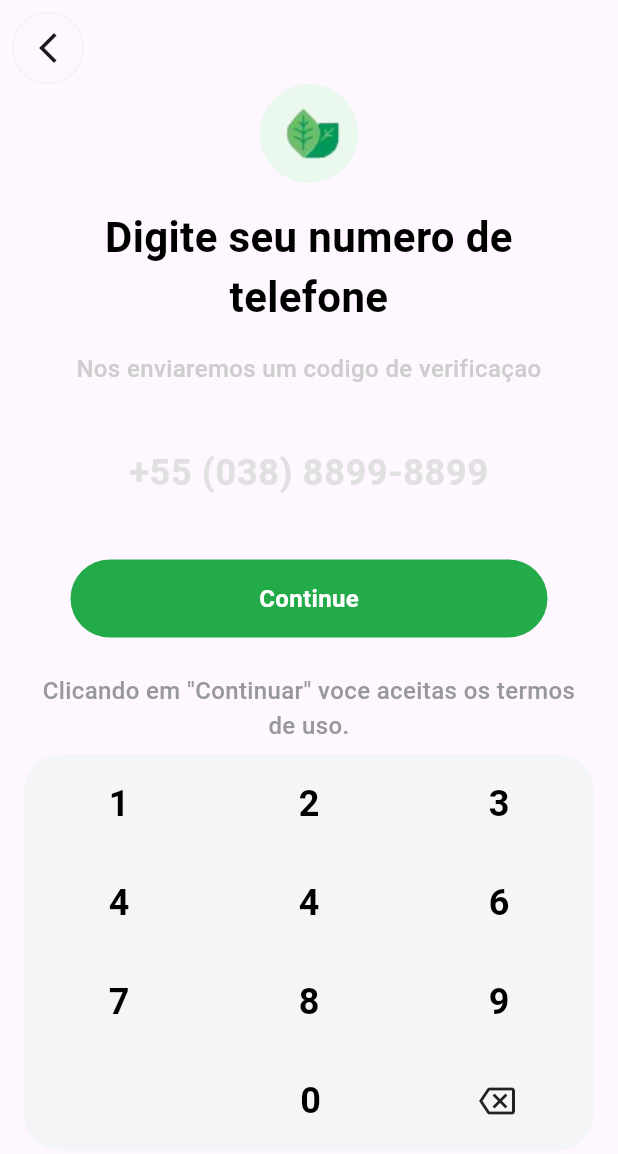
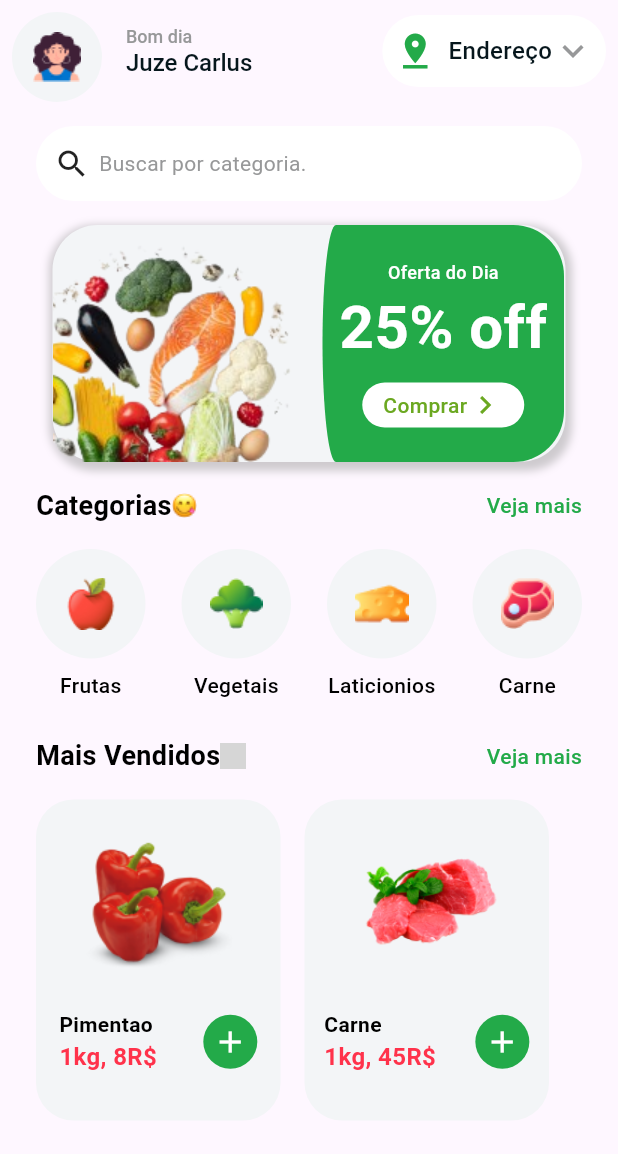
Before and after one commit to FarkoMoot/app-flutter-vegetais-delivery, a Flutter app: the screen it shows after launch, on a phone screen of 412 x 824 dp. Shown: the top 1154 px of the screen. Run offline on Flutter 3.47's test engine with Material 3 defaults, Android fonts, the light colour scheme and no system bars; grey boxes are pictures that could not be loaded.

Commit message:
home screen added

```diff
--- a/lib/main.dart
+++ b/lib/main.dart
@@ -2,11 +2,16 @@ import 'dart:ui';
 
 import 'package:flutter/material.dart';
 import 'package:flutter/services.dart';
+import 'package:projeto_frutas/src/home_screen.dart';
 
-//screens
+//Screens
 import 'package:projeto_frutas/src/splash_screen.dart';
 import 'package:projeto_frutas/src/intro_screen.dart';
 import 'package:projeto_frutas/src/login_sreen.dart';
+
+//Widgets
+import 'package:projeto_frutas/src/Widget/box_sell.dart';
+
 
 void main() {
   runApp(const MyApp());
@@ -24,7 +29,7 @@ class MyApp extends StatelessWidget {
         colorScheme: ColorScheme.fromSeed(seedColor: Colors.deepPurple),
         useMaterial3: true,
       ),
-      home: const LoginScreen(),
+      home: const HomeScreen(),
     );
   }
 }
--- /dev/null
+++ b/lib/src/Widget/box_sell.dart
@@ -0,0 +1,83 @@
+import 'package:flutter/material.dart';
+
+
+class BoxSell extends StatelessWidget  {
+  const BoxSell({
+    super.key,
+    required this.product,
+    required this.price,
+    required this.img,
+  });
+
+  final String product;
+  final String price;
+  final AssetImage img;
+
+  @override
+  Widget build(BuildContext context ){
+    return Container(
+      width: 163,
+      height: 214,
+      decoration: BoxDecoration(
+        color: const Color(0xffF3F5F7),
+        borderRadius: BorderRadius.circular(25),
+      ),
+      child: Column(
+        children: [
+          Container(
+            height: 140,
+            child: Center(
+              child: Image(
+                height: 110,
+                width: 100,
+                image: img,
+              ),
+            ),
+          ),
+          Container(
+            child: Row(
+              mainAxisSize: MainAxisSize.max,
+              mainAxisAlignment: MainAxisAlignment.spaceAround,
+              children: [
+                Column(
+                  mainAxisAlignment: MainAxisAlignment.center,
+                  crossAxisAlignment: CrossAxisAlignment.start,
+                  children:[
+                      Text(
+                        '$product',
+                        style: const TextStyle(
+                          fontSize: 14,
+                          fontWeight: FontWeight.bold,
+                          color: Colors.black,
+                        ),
+                      ),
+                      Text(
+                        '1kg, ${price}R\$',
+                        style: const TextStyle(
+                          fontSize: 16,
+                          fontWeight: FontWeight.bold,
+                          color: Color(0xffFF324B),
+                        ),
+                      ),
+                    ]
+                ),
+                Container(
+                  width: 36,
+                  height: 36,
+                  decoration: BoxDecoration(
+                    color: const Color(0xff23AA49),
+                    borderRadius: BorderRadius.circular(20)
+                  ),
+                  child: const Icon(
+                    Icons.add,
+                    color: Color(0xffffffff),
+                  ),
+                ),
+              ],
+            )
+          ),
+        ]
+      ),
+    );
+  }
+}
--- /dev/null
+++ b/lib/src/home_screen.dart
@@ -0,0 +1,365 @@
+import 'package:flutter/material.dart';
+import 'package:projeto_frutas/src/Widget/box_sell.dart';
+
+
+class HomeScreen extends StatelessWidget {
+  const HomeScreen({super.key});
+
+  @override
+  Widget build(BuildContext context) {
+
+    return Scaffold(
+
+      appBar: AppBar(
+        leadingWidth: 68,
+        toolbarHeight: 68,
+        leading:Padding(
+          padding: const EdgeInsets.fromLTRB(8, 8, 0, 0),
+          child: Container(
+              decoration: BoxDecoration(
+                color: const Color(0xffF3F5F7),
+                borderRadius: BorderRadius.circular(44),
+
+              ),
+              child: const Image(
+                image: AssetImage('images/home_screen/people.png'),
+              ),
+            ),
+        ),
+        title: const Column(
+          mainAxisAlignment: MainAxisAlignment.center,
+          crossAxisAlignment: CrossAxisAlignment.start,
+          children: [
+            Text(
+              'Bom dia',
+              style: TextStyle(
+                fontSize: 12,
+                fontWeight: FontWeight.w500,
+                color:  Color(0xff979899),
+              ),
+            ),
+            Text(
+              'Juze Carlus',
+              style: TextStyle(
+                fontSize: 16,
+                fontWeight: FontWeight.w500,
+                color: Color(0xff06161C),
+              ),
+            ),
+          ],
+        ),
+        actions: [
+          Padding(
+            padding: const EdgeInsets.fromLTRB(0, 0, 8, 0),
+            child: Container(
+              height: 48,
+              decoration: BoxDecoration(
+                borderRadius: BorderRadius.circular(48),
+                color: const Color(0xffffffff),
+
+              ),
+              child: const Padding(
+                padding: EdgeInsets.fromLTRB(8, 0, 8, 0),
+                child: Row(
+                  children: [
+                    Icon(
+                      Icons.pin_drop,
+                      color: Color(0xff23AA49),
+                      size: 28,
+                    ),
+                    SizedBox(width: 8,),
+                    Text(
+                      'Endereço',
+                      style: TextStyle(
+                        fontSize: 16,
+                        fontWeight: FontWeight.w500,
+                        color: Color(0xff06161C),
+                      ),
+                    ),
+                    Icon(
+                      Icons.keyboard_arrow_down,
+                      color: Color(0xff979899),
+                      size: 28,
+                    )
+                  ],
+                ),
+              ),
+            ),
+          )
+        ],
+      ),
+      body: Column(
+        children: <Widget>[
+          const SizedBox(height: 16,),
+          Padding(
+            padding: const EdgeInsets.fromLTRB(24, 0, 24, 0),
+            child: Container(
+              width: double.infinity,
+              height: 50,
+              decoration: BoxDecoration(
+                color: const Color(0xffffffff),
+                borderRadius: BorderRadius.circular(25),
+              ),
+              child: const Row(
+                children: [
+                  const SizedBox(width: 12,),
+                  Icon(
+                    Icons.search,
+                  ),
+                  SizedBox(width: 6,),
+                  Text(
+                    'Buscar por categoria.',
+                    style: TextStyle(
+                      fontSize: 14,
+                      fontWeight: FontWeight.w400,
+                      color: Color(0xff979899),
+                    ),
+                  )
+                ]
+              ),
+            ),
+          ),
+          const SizedBox(height: 16),
+          Container(
+            width: 342,
+            height: 158,
+
+            decoration: BoxDecoration(
+              color: const Color(0xffF3F5F7),
+              borderRadius: BorderRadius.circular(30),
+              boxShadow: [
+                BoxShadow(
+                  color: Colors.grey.withOpacity(0.5),
+                  spreadRadius: 3,
+                  blurRadius: 4,
+                  offset: const Offset(1,3),
+                )
+              ],
+            ),
+            child: Row(
+              mainAxisSize: MainAxisSize.max,
+              children:[
+                const Image(
+                  fit: BoxFit.cover,
+                  image: AssetImage('images/home_screen/image_container1.png'),
+                ),
+                const SizedBox(width: 10,),
+                Container(
+                  width: 161,
+                  height: double.infinity,
+                  decoration: const BoxDecoration(
+                    color: Color(0xff23AA49),
+                    borderRadius: BorderRadius.only(
+                      topLeft: Radius.elliptical(40, 350),
+                      bottomLeft: Radius.elliptical(40, 350),
+                      topRight: Radius.circular(150),
+                      bottomRight: Radius.circular(150),
+                    ),
+                  ),
+                  child: Column(
+
+                    mainAxisSize: MainAxisSize.min,
+                    mainAxisAlignment: MainAxisAlignment.center,
+                    children: <Widget>[
+                      const Text(
+                        'Oferta do Dia',
+                        style: TextStyle(
+                          fontSize: 12,
+                          fontWeight: FontWeight.w500,
+                          color: Color(0xffffffff),
+                        ),
+                      ),
+                      const Text(
+                        '25% off',
+                        style: TextStyle(
+                          fontSize: 40,
+                          fontWeight: FontWeight.bold,
+                          color: Color(0xffffffff),
+                        ),
+                      ),
+                      const SizedBox(height: 8,),
+                      Container(
+                        width: 108,
+                        height: 30,
+
+                        decoration: BoxDecoration(
+
+                          borderRadius: BorderRadius.circular(20),
+                          color: const Color(0xffffffff),
+                        ),
+                        child:
+                          const Center(
+                            child: Row(
+                              mainAxisSize: MainAxisSize.min,
+                              children: [
+                                Text(
+                                  'Comprar',
+                                style: TextStyle(
+                                  fontSize: 14,
+                                  fontWeight: FontWeight.w500,
+                                  color: Color(0xff6BA821),
+                                ),
+                                ),
+                                Icon(
+                                  Icons.keyboard_arrow_right,
+                                  color: Color(0xff6BA821),
+                                )
+                              ],
+                            )
+                          ),
+                        )
+                    ],
+                  )
+                ),
+              ],
+            ),
+          ),
+          const SizedBox(height: 16,),
+          Padding(
+            padding: const EdgeInsets.fromLTRB(24, 0, 24, 0),
+            child: Column(
+              children: [
+                Row(
+                  mainAxisSize: MainAxisSize.max,
+                  mainAxisAlignment: MainAxisAlignment.spaceBetween,
+                  children:[
+                    Container(
+                      child: const Row(
+                        children: [
+                          Text(
+                            'Categorias',
+                            style: TextStyle(
+                              fontSize: 18,
+                              fontWeight: FontWeight.bold,
+                              color: Colors.black,
+                            ),
+                          ),
+                          Image(
+                            image: AssetImage('images/home_screen/face.png'),
+                            width: 17,
+                            height: 17,
+                          )
+                        ],
+                      )
+                    ),
+                    const Text(
+                      'Veja mais',
+                      style: TextStyle(
+                        fontSize: 14,
+                        fontWeight: FontWeight.w500,
+                        color: Color(0xff23AA49),
+                      ),
+                    ),
+                  ],
+                ),
+                const SizedBox(height: 16,),
+                const Row(
+                  mainAxisSize: MainAxisSize.max,
+                  mainAxisAlignment: MainAxisAlignment.spaceBetween,
+                  children: [
+                    Categoryes(name: 'Frutas', img: AssetImage('images/home_screen/apple.png')),
+                    Categoryes(name: 'Vegetais', img: AssetImage('images/home_screen/broccoli.png')),
+                    Categoryes(name: 'Laticionios', img: AssetImage('images/home_screen/cheese.png')),
+                    Categoryes(name: 'Carne', img: AssetImage('images/home_screen/meat.png')),
+                  ],
+                ),
+                const SizedBox(height: 24,),
+                Row(
+                  mainAxisSize: MainAxisSize.max,
+                  mainAxisAlignment: MainAxisAlignment.spaceBetween,
+                  children:[
+                    Container(
+                      child: const Row(
+                        children: [
+                          Text(
+                            'Mais Vendidos',
+                            style: TextStyle(
+                              fontSize: 18,
+                              fontWeight: FontWeight.bold,
+                              color: Colors.black,
+                            ),
+                          ),
+                          Image(
+                            image: AssetImage('images/home_screen/fire.png'),
+                            width: 17,
+                            height: 17,
+                          )
+                        ],
+                      )
+                    ),
+                    const Text(
+                      'Veja mais',
+                      style: TextStyle(
+                        fontSize: 14,
+                        fontWeight: FontWeight.w500,
+                        color: Color(0xff23AA49),
+                      ),
+                    ),
+                  ],
+                ),
+                const SizedBox(height: 16,),
+                const Row(
+                  children: [
+                    BoxSell(
+                      product: 'Pimentao',
+                      price: '8',
+                      img: AssetImage('images/box_sell/pimentao.png'),
+                    ),
+                    SizedBox(width: 16,),
+                    BoxSell(
+                      product: 'Carne',
+                      price: '45',
+                      img: AssetImage('images/box_sell/carne.png'),
+                    ),
+                  ],
+                )
+              ],
+            ),
+          )
+        ],
+      )
+    );
+  }
+}
+
+class Categoryes extends StatelessWidget {
+  const Categoryes({
+    super.key,
+    required this.name,
+    required this.img,
+  });
+
+  final String name;
+  final AssetImage img;
+
+  @override
+  Widget build(BuildContext context){
+
+    return Column(
+      children: [
+        Container(
+          height: 73,
+          width: 73,
+          decoration: BoxDecoration(
+            color: const Color(0xffF3F5F7),
+            borderRadius: BorderRadius.circular(40)
+          ),
+          child: Image(
+            height: 35,
+            width: 35,
+            image: img,
+          ),
+        ),
+        const SizedBox(height: 8,),
+        Text(
+          '$name',
+          style: const TextStyle(
+            fontSize: 14,
+            fontWeight: FontWeight.w500,
+            color: Colors.black,
+          ),
+        )
+      ],
+    );
+  }
+}
--- a/lib/src/login_sreen.dart
+++ b/lib/src/login_sreen.dart
@@ -72,12 +72,12 @@ class LoginScreen extends StatelessWidget {
                         textAlign: TextAlign.center,
                         decoration: InputDecoration(
                           hintText: '+55 (038) 8899-8899',
+                          border: InputBorder.none,
                           hintStyle: TextStyle(
                             fontSize: 24,
                             fontWeight: FontWeight.bold,
                             color: Color(0xffE0E0E0),
                           ),
-                          border: InputBorder.none,
                         ),
                       ),
                       const SizedBox(height: 32),
```
Also changed, not shown: pubspec.yaml (+12 -0 lines), flutter_01.png (added), images/box_sell/carne.png (added), images/box_sell/pimentao.png (added), images/home_screen/Fire.png (added), images/home_screen/apple.png (added), images/home_screen/broccoli.png (added), images/home_screen/carne.png (added), images/home_screen/cheese.png (added), images/home_screen/face.png (added), images/home_screen/image_container1.png (added), images/home_screen/meat.png (added), images/home_screen/people.png (added).
